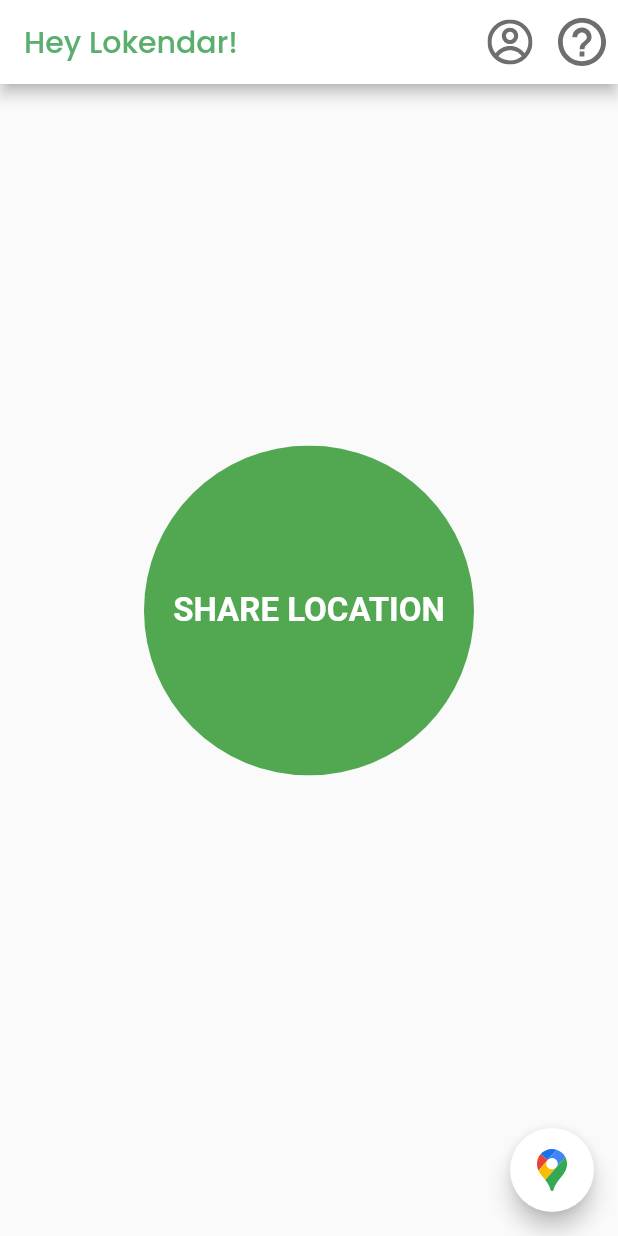
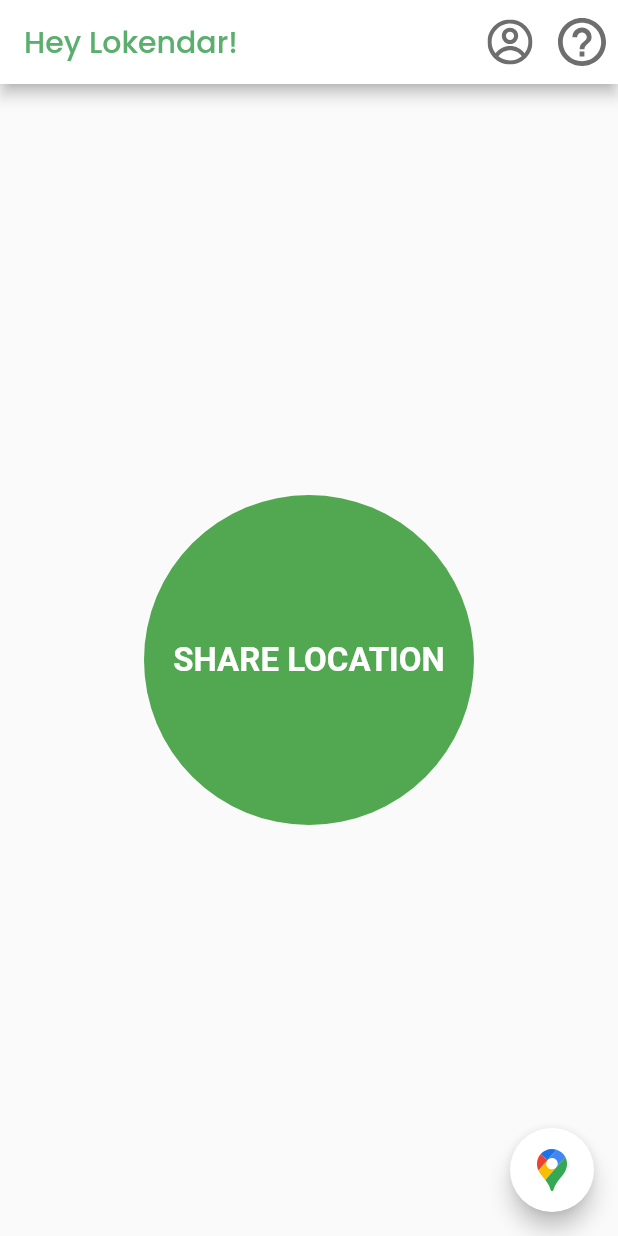
Before and after one commit to IKOL-Group/public, a Flutter app: the screen it shows after launch, on a phone screen of 412 x 824 dp. Run offline on Flutter 3.47's test engine with Material 2 defaults, Android fonts, the phone set to English and light mode, and no system bars; our stand-ins replace flutter_svg, google_fonts; missing offline and left inert: maps_launcher.

```diff
--- a/lib/main.dart
+++ b/lib/main.dart
@@ -160,10 +160,29 @@ class _HomeWidgetState extends State<HomeWidget> {
     }
 
     return Container(
-      child: Center(
       child: Column(
         mainAxisAlignment: MainAxisAlignment.center,
         children: <Widget>[
+          Stack(
+            children: [
+              Center(
+                child: SizedBox(
+                  child: _loading
+                      ? CircularProgressIndicator(
+                          strokeWidth: 10,
+                          semanticsLabel:
+                              "Turning ${_active ? "off" : "on"} location sharing",
+                          valueColor: AlwaysStoppedAnimation<Color>(
+                            _active
+                                ? Color.fromARGB(155, 244, 47, 35)
+                                : Color.fromARGB(155, 82, 167, 81),
+                          ),
+                        )
+                      : null,
+                  height: 220.0,
+                  width: 220.0,
+                ),
+              ),
               Center(
                 child: ClipOval(
                   child: Material(
@@ -195,19 +214,9 @@ class _HomeWidgetState extends State<HomeWidget> {
                   ),
                 ),
               ),
-            Padding(
-              padding: EdgeInsets.only(top: 30),
-            ),
-            _loading
-                ? CircularProgressIndicator(
-                    semanticsLabel:
-                        "Turning ${_active ? "off" : "on"} location sharing",
-                  )
-                : Container(
-                    height: _kMinCircularProgressIndicatorSize,
+            ],
           ),
         ],
-        ),
       ),
     );
   }
```
Also changed, not shown: lib/api.dart (+25 -8 lines). Lines whose indentation alone changed are shown as unchanged.
